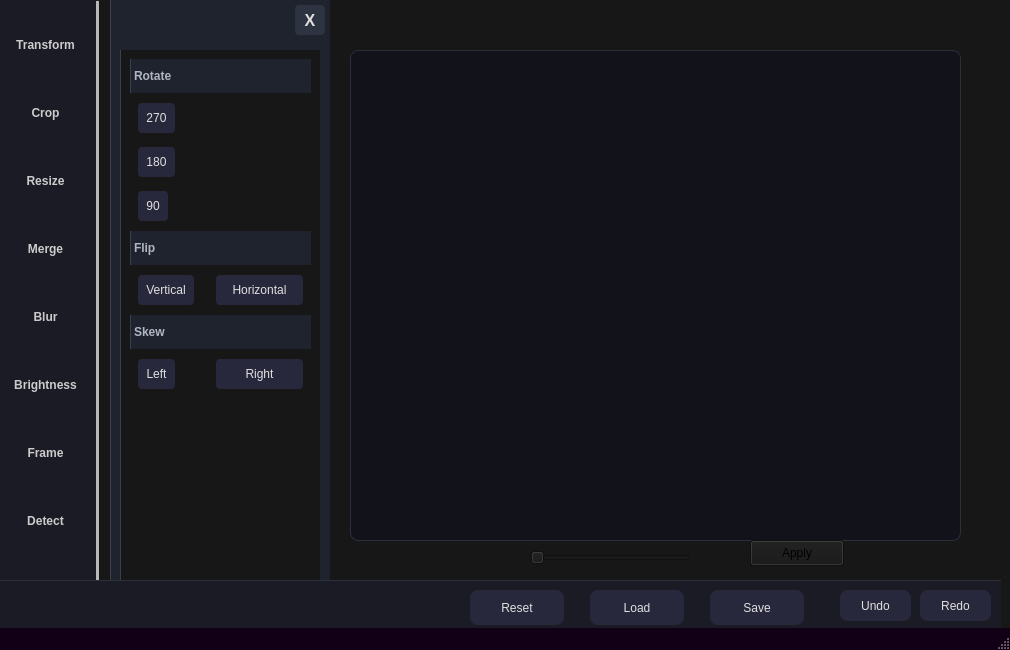
Old version of the form mainwindow.ui in the repository Abdelhamid-El-rashidy/RGBit.
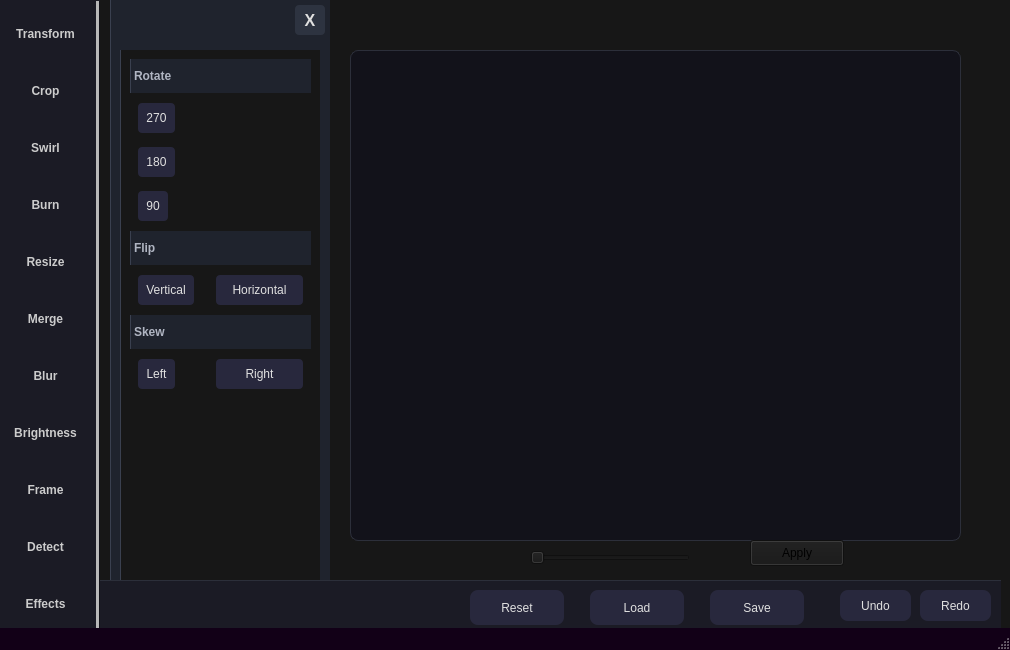
New version of the form. Custom widgets are drawn as their Qt base class.

Commit message: adding Swirl and Burn filters

What changed in the file:
```diff
--- a/mainwindow.ui
+++ b/mainwindow.ui
@@ -169,6 +169,68 @@
         </property>
        </widget>
       </item>
+      <item>
+       <widget class="QPushButton" name="swirlbtn">
+        <property name="styleSheet">
+         <string notr="true">QFrame#mainbar {
+          background-color: #1A1A22; /* Slightly updated dark background */
+          border-left: 1px solid #2c2f3a;
+          }
+          QFrame#mainbar QPushButton {
+          color: #CCCCCC; /* Lighter text for contrast */
+          background-color: transparent;
+          border: none;
+          padding: 10px 0; /* Align text neatly */
+          font-weight: 500;
+          }
+          QFrame#mainbar QPushButton:hover {
+          background-color: #2D2D35; /* Simulates depth/shadow */
+          color: #00BCD4; /* Modern Teal Accent */
+          border-left: 3px solid #00BCD4; /* Modern &quot;selected&quot; indicator */
+          }
+          QFrame#mainbar QPushButton:checked {
+          background-color: #3949AB; /* Deep Indigo Active State */
+          color: white;
+          border-radius: 0; /* Remove radius for sharper, modern look */
+          border-left: 3px solid #00BCD4; /* Maintain accent line */
+          }</string>
+        </property>
+        <property name="text">
+         <string>Swirl</string>
+        </property>
+       </widget>
+      </item>
+      <item>
+       <widget class="QPushButton" name="burned">
+        <property name="styleSheet">
+         <string notr="true">QFrame#mainbar {
+          background-color: #1A1A22; /* Slightly updated dark background */
+          border-left: 1px solid #2c2f3a;
+          }
+          QFrame#mainbar QPushButton {
+          color: #CCCCCC; /* Lighter text for contrast */
+          background-color: transparent;
+          border: none;
+          padding: 10px 0; /* Align text neatly */
+          font-weight: 500;
+          }
+          QFrame#mainbar QPushButton:hover {
+          background-color: #2D2D35; /* Simulates depth/shadow */
+          color: #00BCD4; /* Modern Teal Accent */
+          border-left: 3px solid #00BCD4; /* Modern &quot;selected&quot; indicator */
+          }
+          QFrame#mainbar QPushButton:checked {
+          background-color: #3949AB; /* Deep Indigo Active State */
+          color: white;
+          border-radius: 0; /* Remove radius for sharper, modern look */
+          border-left: 3px solid #00BCD4; /* Maintain accent line */
+          }</string>
+        </property>
+        <property name="text">
+         <string>Burn</string>
+        </property>
+       </widget>
+      </item>
       <item>
        <widget class="QPushButton" name="ResizeBtn">
         <property name="styleSheet">
@@ -1116,13 +1178,6 @@
          </property>
         </widget>
        </item>
-       <item row="4" column="0" colspan="2">
-        <widget class="QLabel" name="fliplabel">
-         <property name="text">
-          <string>Flip</string>
-         </property>
-        </widget>
-       </item>
        <item row="5" column="0">
         <widget class="QPushButton" name="flipv">
          <property name="styleSheet">
@@ -1259,6 +1314,13 @@
          </property>
         </widget>
        </item>
+       <item row="4" column="0" colspan="2">
+        <widget class="QLabel" name="fliplabel">
+         <property name="text">
+          <string>Flip</string>
+         </property>
+        </widget>
+       </item>
       </layout>
      </widget>
     </widget>
@@ -1331,12 +1393,12 @@
      <string>Apply</string>
     </property>
    </widget>
-   <zorder>mainbar</zorder>
    <zorder>sidebar</zorder>
    <zorder>Bottombar</zorder>
    <zorder>Displayer</zorder>
    <zorder>horizontalSlider</zorder>
    <zorder>pushButton_3</zorder>
+   <zorder>mainbar</zorder>
   </widget>
   <widget class="QStatusBar" name="statusBar"/>
  </widget>
```
The commit also changes 4 other files.
